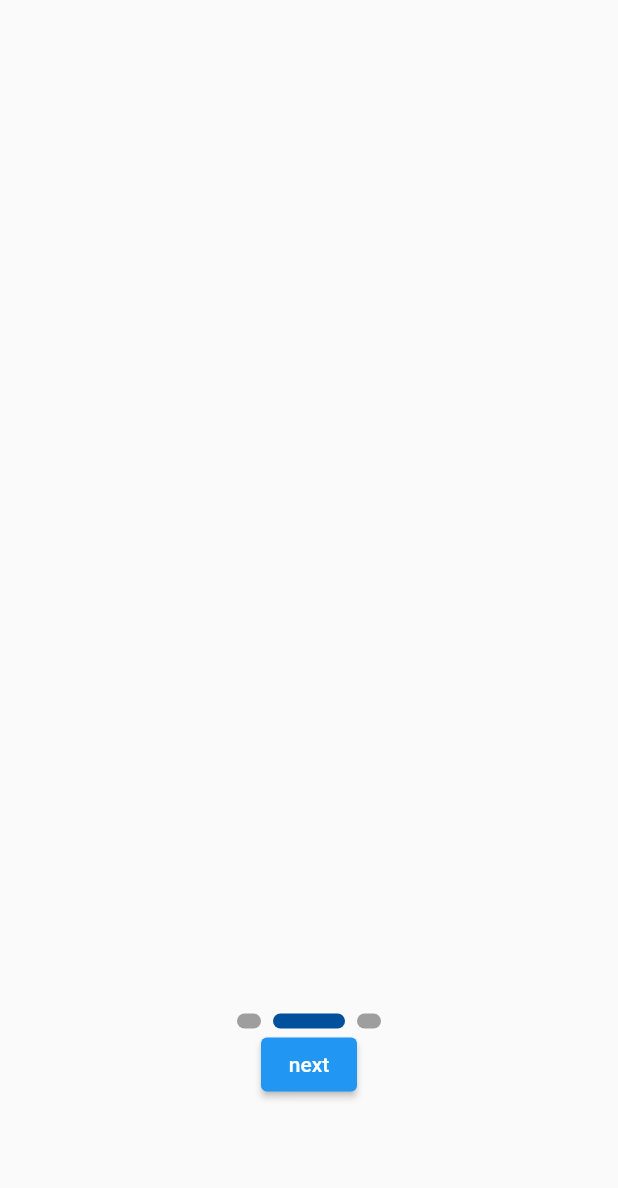
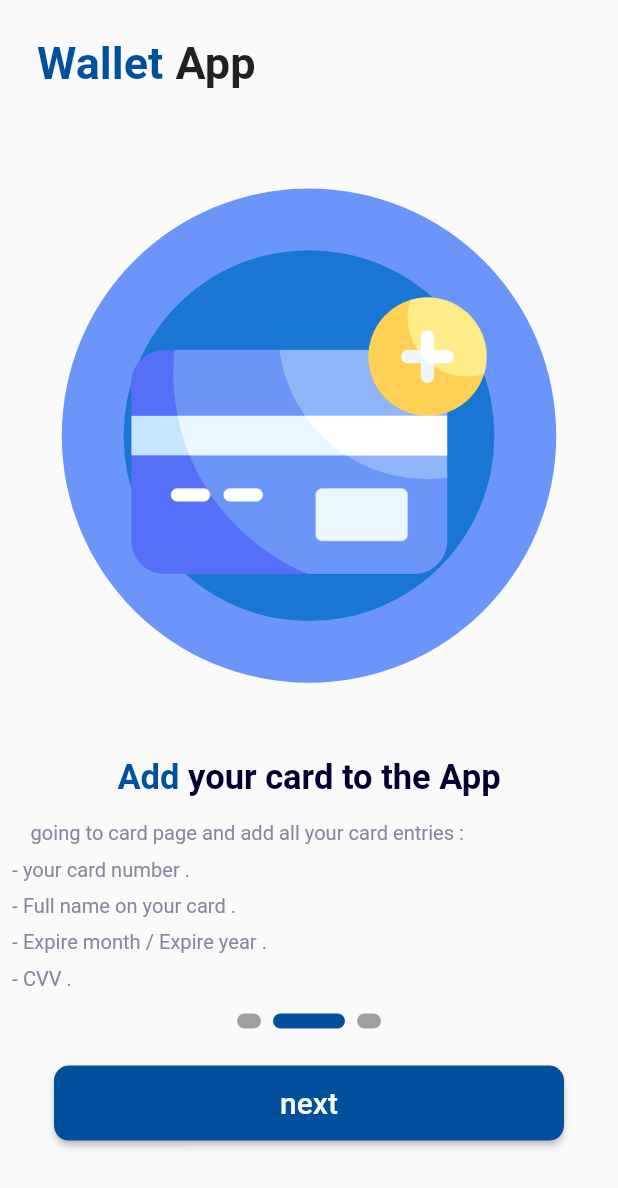
Before and after one commit to SSalahAyman/Wallet-app-UI, a Flutter app: the screen it shows after launch, swiped to page 2, on a phone screen of 412 x 824 dp. Shown: the top 1188 px of the screen. Run offline on Flutter 3.47's test engine with Material 2 defaults, Android fonts, the phone set to English and light mode, and no system bars; drawn by our look-alikes of smooth_page_indicator; our stand-ins replace animated_splash_screen, lottie, responsive_sizer, swipeable_button_view; Roboto replaces fonts that are missing (AsapCondensed-Bold).

Commit message:
finished the introduction screens

```diff
--- /dev/null
+++ b/walletapp/lib/components/onboarding_screen_components.dart/next_button.dart
@@ -0,0 +1,25 @@
+import 'package:flutter/material.dart';
+
+class Nextbutton extends StatelessWidget {
+  Nextbutton({super.key});
+  String buttontext = "next";
+  final _controller = PageController(initialPage: 0);
+  @override
+  Widget build(BuildContext context) {
+    return ElevatedButton(
+      onPressed: () {
+        _controller.nextPage(
+            duration: Duration(milliseconds: 500), curve: Curves.easeIn);
+      },
+      child: Text(
+        buttontext,
+        style: TextStyle(fontSize: 20),
+      ),
+      style: ElevatedButton.styleFrom(
+          shape:
+              RoundedRectangleBorder(borderRadius: BorderRadius.circular(10)),
+          primary: Color(0xff00509d),
+          minimumSize: Size(340, 50)),
+    );
+  }
+}
--- a/walletapp/lib/components/onboarding_screen_components.dart/second_intro_screen.dart
+++ b/walletapp/lib/components/onboarding_screen_components.dart/second_intro_screen.dart
@@ -1,11 +1,148 @@
 import 'package:flutter/material.dart';
+import 'package:responsive_sizer/responsive_sizer.dart';
 import 'package:walletapp/main.dart';
 
 class SecondIntroScreen extends StatelessWidget {
   const SecondIntroScreen({super.key});
 
+  static late double width;
+  static late double height;
+
   @override
   Widget build(BuildContext context) {
-    return Container();
+    width = MediaQuery.of(context).size.width;
+    height = MediaQuery.of(context).size.height;
+    return Column(
+      children: [
+        SizedBox(height: height * 0.03),
+        Row(
+          children: [
+            SizedBox(
+              width: width * 0.06,
+            ),
+            const Text(
+              "Wallet",
+              style: TextStyle(
+                  color: Color(0xff00509d),
+                  fontWeight: FontWeight.bold,
+                  fontSize: 30),
+            ),
+            SizedBox(
+              width: width * 0.02,
+            ),
+            const Text(
+              "App",
+              style: TextStyle(
+                  fontSize: 30,
+                  fontWeight: FontWeight.bold,
+                  fontFamily: "AsapCondensed-Bold"),
+            ),
+            const Spacer(
+              flex: 1,
+            ),
+          ],
+        ),
+        SizedBox(
+          height: height * 0.08,
+        ),
+        CircleAvatar(
+          backgroundColor: Color(0xff6b95f8),
+          radius: width * 0.4,
+          child: CircleAvatar(
+            radius: width * 0.3,
+            child: Image.asset(
+              "assets/icons/intro icons/add -card.png",
+              // width: width * 0.7,
+            ),
+          ),
+        ),
+        SizedBox(
+          height: height * 0.06,
+        ),
+        Row(
+          mainAxisAlignment: MainAxisAlignment.center,
+          children: [
+            Text(
+              "Add ",
+              style: TextStyle(
+                  fontSize: 23,
+                  color: Color(0xff00509d),
+                  fontWeight: FontWeight.bold),
+            ),
+            Text(
+              "your card to the App",
+              style: TextStyle(
+                  color: Color(0xff01002f),
+                  fontWeight: FontWeight.bold,
+                  fontSize: 23),
+            )
+          ],
+        ),
+        SizedBox(
+          height: height * 0.02,
+        ),
+        Padding(
+          padding: EdgeInsets.only(right: width * 0.2, bottom: height * 0.01),
+          child: Text(
+            "going to card page and add all your card entries :",
+            style: TextStyle(
+              fontSize: 15.sp,
+              color: Color(0xff88869f),
+            ),
+          ),
+        ),
+        Container(
+          width: width,
+          height: height * 0.1372,
+          child: ListView(
+            children: [
+              Padding(
+                padding: EdgeInsets.only(left: width * 0.02),
+                child: Text(
+                  "- your card number .",
+                  style: TextStyle(
+                    fontSize: 15.sp,
+                    color: Color(0xff88869f),
+                  ),
+                ),
+              ),
+              Padding(
+                padding:
+                    EdgeInsets.only(left: width * 0.02, top: height * 0.01),
+                child: Text(
+                  "- Full name on your card .",
+                  style: TextStyle(
+                    fontSize: 15.sp,
+                    color: Color(0xff88869f),
+                  ),
+                ),
+              ),
+              Padding(
+                padding:
+                    EdgeInsets.only(left: width * 0.02, top: height * 0.01),
+                child: Text(
+                  "- Expire month / Expire year .",
+                  style: TextStyle(
+                    fontSize: 15.sp,
+                    color: Color(0xff88869f),
+                  ),
+                ),
+              ),
+              Padding(
+                padding:
+                    EdgeInsets.only(left: width * 0.02, top: height * 0.01),
+                child: Text(
+                  "- CVV .",
+                  style: TextStyle(
+                    fontSize: 15.sp,
+                    color: Color(0xff88869f),
+                  ),
+                ),
+              ),
+            ],
+          ),
+        )
+      ],
+    );
   }
 }
--- a/walletapp/lib/main.dart
+++ b/walletapp/lib/main.dart
@@ -1,4 +1,5 @@
 import 'package:flutter/material.dart';
+import 'package:responsive_sizer/responsive_sizer.dart';
 import 'package:walletapp/screens/splash_screen.dart';
 
 void main() {
@@ -10,10 +11,12 @@ class Walletapp extends StatelessWidget {
 
   @override
   Widget build(BuildContext context) {
-    return MaterialApp(
-      title: "my wallet",
-      debugShowCheckedModeBanner: false,
-      home: Splashscreen(),
-    );
+    return ResponsiveSizer(builder: (context, orientation, screenType) {
+      return MaterialApp(
+        title: "my wallet",
+        debugShowCheckedModeBanner: false,
+        home: Splashscreen(),
+      );
+    });
   }
 }
--- a/walletapp/lib/screens/onboarding_screen.dart
+++ b/walletapp/lib/screens/onboarding_screen.dart
@@ -1,8 +1,11 @@
 import 'package:flutter/material.dart';
 import 'package:smooth_page_indicator/smooth_page_indicator.dart';
+import 'package:swipeable_button_view/swipeable_button_view.dart';
 import 'package:walletapp/components/navbar.dart';
 import 'package:walletapp/components/onboarding_screen_components.dart/first_intro_screen.dart';
+import 'package:walletapp/components/onboarding_screen_components.dart/next_button.dart';
 import 'package:walletapp/components/onboarding_screen_components.dart/second_intro_screen.dart';
+import 'package:walletapp/components/onboarding_screen_components.dart/slide_button.dart';
 import 'package:walletapp/components/onboarding_screen_components.dart/third_intro_screen.dart';
 
 import '../main.dart';
@@ -19,6 +22,8 @@ class _OnboardingscreensState extends State<Onboardingscreens> {
   static late double height;
 
   String buttontext = "next";
+
+  bool isFinished = false;
 
   List<Widget> intropages = [
     FirstIntroScreen(),
@@ -37,6 +42,12 @@ class _OnboardingscreensState extends State<Onboardingscreens> {
         body: Column(
           children: [
             Container(
+              // decoration: BoxDecoration(
+              //   image: DecorationImage(
+              //       fit: BoxFit.cover,
+              //       image: AssetImage(
+              //           "assets/icons/intro icons/intro_background.png")),
+              // ),
               width: width,
               height: height * 0.82,
               child: PageView(
@@ -47,7 +58,7 @@ class _OnboardingscreensState extends State<Onboardingscreens> {
                     });
                   } else {
                     setState(() {
-                      buttontext = "next";
+                      buttontext = "Next";
                     });
                   }
                 },
@@ -74,28 +85,20 @@ class _OnboardingscreensState extends State<Onboardingscreens> {
                 activeDotColor: Color(0xff00509d),
               ),
             ),
+            SizedBox(
+              height: height * 0.03,
+            ),
 
             /*
               indicator button
             */
             Container(
-              child: buttontext == "next"
-                  ? ElevatedButton(
-                      onPressed: () {
-                        _controller.nextPage(
-                            duration: Duration(milliseconds: 500),
-                            curve: Curves.easeIn);
-                      },
-                      child: Text(buttontext),
-                    )
-                  : ElevatedButton(
-                      onPressed: () {
-                        Navigator.push(context,
-                            MaterialPageRoute(builder: (context) {
-                          return Navbar();
-                        }));
-                      },
-                      child: Text(buttontext),
+              child: buttontext == "Next"
+                  ? Nextbutton()
+                  : Container(
+                      width: width * 0.8,
+                      height: height * 0.07,
+                      child: Slidebutton(),
                     ),
             ),
           ],
--- a/walletapp/pubspec.yaml
+++ b/walletapp/pubspec.yaml
@@ -38,6 +38,8 @@ dependencies:
   animated_splash_screen: ^1.3.0
   lottie: ^2.3.2
   smooth_page_indicator: ^1.1.0
+  responsive_sizer: ^3.1.1
+  swipeable_button_view: ^0.0.2
 
 dev_dependencies:
   flutter_test:
```
Also changed, not shown: walletapp/lib/components/onboarding_screen_components.dart/slide_button.dart (added, +45 -0 lines), walletapp/lib/components/onboarding_screen_components.dart/third_intro_screen.dart (+67 -22 lines), walletapp/pubspec.lock.
